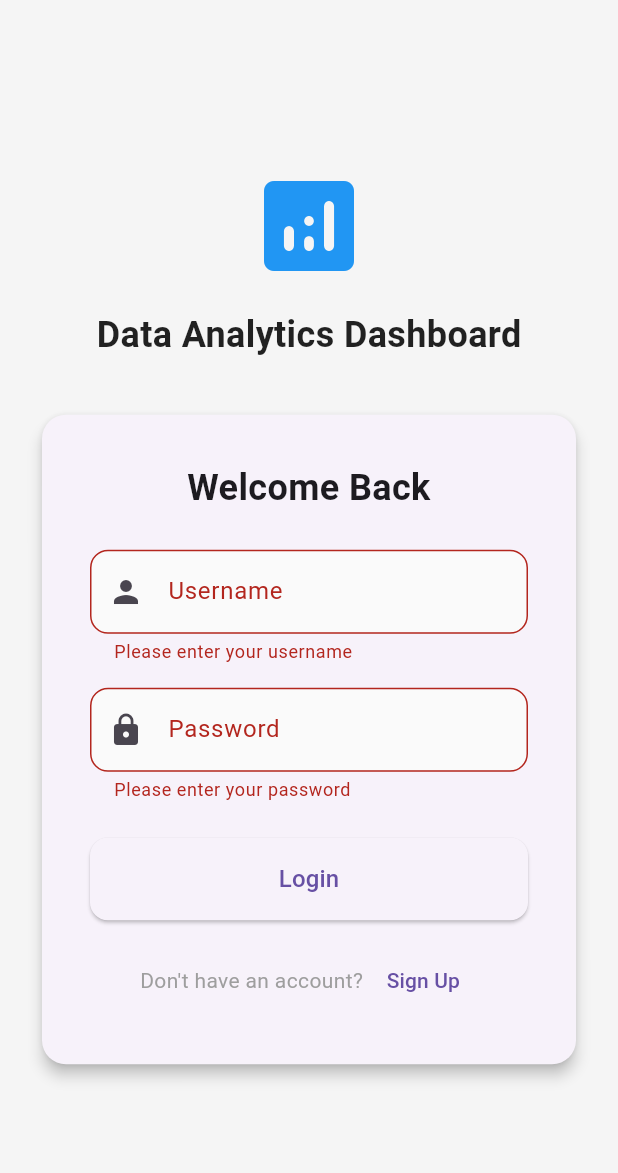
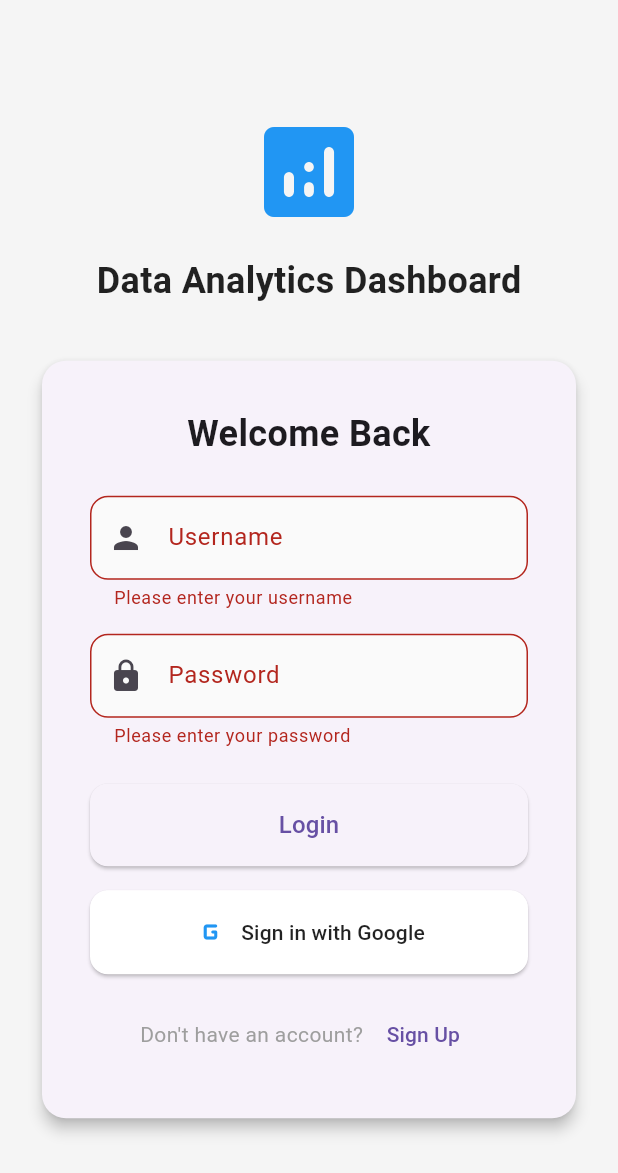
Before and after one commit to HJWongAtWork/gamuda_flutter_app, a Flutter app: the screen it shows after launch, after a tap on "Login", on a phone screen of 412 x 824 dp. Shown: the top 1173 px of the screen. Run offline on Flutter 3.47's test engine with Material 3 defaults, Android fonts, the phone set to English and light mode, and no system bars; our stand-ins replace fl_chart, google_sign_in; network calls fail.

Commit message:
Implemented Google Login

```diff
--- a/lib/config/api_endpoints.dart
+++ b/lib/config/api_endpoints.dart
@@ -13,6 +13,8 @@ class ApiEndpoints {
 
 class _AuthEndpoints {
   final String login = '${ApiEndpoints.baseUrl}/login';
+  final String googleLogin = '${ApiEndpoints.baseUrl}/login/google';
+  final String googleCallback = '${ApiEndpoints.baseUrl}/callback/google';
   final String register = '${ApiEndpoints.baseUrl}/register';
   final String accountDetails = '${ApiEndpoints.baseUrl}/account/details';
   final String updateAccount = '${ApiEndpoints.baseUrl}/account/update';
--- a/lib/main.dart
+++ b/lib/main.dart
@@ -1,9 +1,10 @@
 import 'package:flutter/material.dart';
-import 'package:provider/provider.dart';  // Add this import
-import 'services/auth_service.dart';      // Add this import
+import 'package:provider/provider.dart';
+import 'services/auth_service.dart';
 import 'pages/login_page.dart';
 
 void main() {
+  WidgetsFlutterBinding.ensureInitialized();
   runApp(const MyApp());
 }
 
@@ -16,9 +17,13 @@ class MyApp extends StatelessWidget {
       providers: [
         ChangeNotifierProvider(create: (_) => AuthService()),
       ],
-      child: const MaterialApp(
+      child: MaterialApp(
         title: 'Gamuda Flutter App',
-        home: LoginPage(),
+        theme: ThemeData(
+          primarySwatch: Colors.blue,
+          visualDensity: VisualDensity.adaptivePlatformDensity,
+        ),
+        home: const LoginPage(),
       ),
     );
   }
--- a/lib/pages/login_page.dart
+++ b/lib/pages/login_page.dart
@@ -1,9 +1,8 @@
 import 'package:flutter/material.dart';
-import 'package:http/http.dart' as http;
-import 'dart:convert';
+import 'package:provider/provider.dart';
 import 'home_page.dart';
 import 'signup_page.dart';
-import '../config/api_endpoints.dart';
+import '../services/auth_service.dart';
 
 class LoginPage extends StatefulWidget {
   const LoginPage({Key? key}) : super(key: key);
@@ -25,37 +24,70 @@ class _LoginPageState extends State<LoginPage> {
       });
 
       try {
-        final response = await http.post(
-          Uri.parse(ApiEndpoints.auth.login),
-          body: {
-            'username': _usernameController.text,
-            'password': _passwordController.text,
-          },
+        final authService = Provider.of<AuthService>(context, listen: false);
+        final token = await authService.signInWithLocal(
+          _usernameController.text,
+          _passwordController.text,
         );
 
-        if (response.statusCode == 200) {
-          final token = json.decode(response.body)['access_token'];
-          // Store token in secure storage
+        if (mounted) {
           Navigator.pushReplacement(
             context,
             MaterialPageRoute(builder: (context) => HomePage(token: token)),
           );
-        } else {
+        }
+      } catch (e) {
+        if (mounted) {
           ScaffoldMessenger.of(context).showSnackBar(
-            const SnackBar(
-              content: Text('Invalid credentials'),
+            SnackBar(
+              content: Text('Error: $e'),
               backgroundColor: Colors.red,
             ),
           );
         }
-      } catch (e) {
+      } finally {
+        if (mounted) {
+          setState(() {
+            _isLoading = false;
+          });
+        }
+      }
+    }
+  }
+
+  Future<void> _handleGoogleSignIn() async {
+    setState(() {
+      _isLoading = true;
+    });
+
+    try {
+      final authService = Provider.of<AuthService>(context, listen: false);
+      final token = await authService.signInWithGoogle();
+
+      if (token != null && mounted) {
+        Navigator.pushReplacement(
+          context,
+          MaterialPageRoute(builder: (context) => HomePage(token: token)),
+        );
+      } else if (mounted) {
+        ScaffoldMessenger.of(context).showSnackBar(
+          const SnackBar(
+            content: Text('Google sign in failed'),
+            backgroundColor: Colors.red,
+          ),
+        );
+      }
+    } catch (e) {
+      if (mounted) {
         ScaffoldMessenger.of(context).showSnackBar(
           SnackBar(
             content: Text('Error: $e'),
             backgroundColor: Colors.red,
           ),
         );
-      } finally {
+      }
+    } finally {
+      if (mounted) {
         setState(() {
           _isLoading = false;
         });
@@ -74,7 +106,7 @@ class _LoginPageState extends State<LoginPage> {
             child: Column(
               mainAxisAlignment: MainAxisAlignment.center,
               children: [
-                // Logo or App Name
+                // Logo or App Name (unchanged)
                 const Icon(
                   Icons.analytics_rounded,
                   size: 80,
@@ -113,6 +145,7 @@ class _LoginPageState extends State<LoginPage> {
                             textAlign: TextAlign.center,
                           ),
                           const SizedBox(height: 24),
+                          // Existing form fields (unchanged)
                           TextFormField(
                             controller: _usernameController,
                             decoration: InputDecoration(
@@ -152,6 +185,7 @@ class _LoginPageState extends State<LoginPage> {
                             },
                           ),
                           const SizedBox(height: 24),
+                          // Login Button
                           ElevatedButton(
                             onPressed: _isLoading ? null : _login,
                             style: ElevatedButton.styleFrom(
@@ -176,6 +210,26 @@ class _LoginPageState extends State<LoginPage> {
                                   ),
                           ),
                           const SizedBox(height: 16),
+                          // Google Sign In Button
+                          ElevatedButton.icon(
+                            icon: const Icon(
+                              Icons.g_mobiledata_rounded, // or Icons.google
+                              size: 24.0,
+                              color: Colors.blue,
+                            ),
+                            label: const Text('Sign in with Google'),
+                            onPressed: _isLoading ? null : _handleGoogleSignIn,
+                            style: ElevatedButton.styleFrom(
+                              backgroundColor: Colors.white,
+                              foregroundColor: Colors.black87,
+                              padding: const EdgeInsets.symmetric(vertical: 16),
+                              shape: RoundedRectangleBorder(
+                                borderRadius: BorderRadius.circular(12),
+                              ),
+                            ),
+                          ),
+                          const SizedBox(height: 16),
+                          // Sign Up Row (unchanged)
                           Row(
                             mainAxisAlignment: MainAxisAlignment.center,
                             children: [
--- a/pubspec.yaml
+++ b/pubspec.yaml
@@ -18,6 +18,9 @@ dependencies:
   # State Management
   provider: ^6.1.1
 
+  # Only Google Sign-In
+  google_sign_in: ^6.1.5
+
 dev_dependencies:
   flutter_test:
     sdk: flutter
```
Also changed, not shown: lib/pages/home_page.dart (+20 -4 lines), lib/services/auth_service.dart (+72 -2 lines), lib/widgets/google_sign_in_button.dart (added, +21 -0 lines), lib/widgets/profile_dialog.dart (+91 -3 lines), firebase.json, 4 other files.
